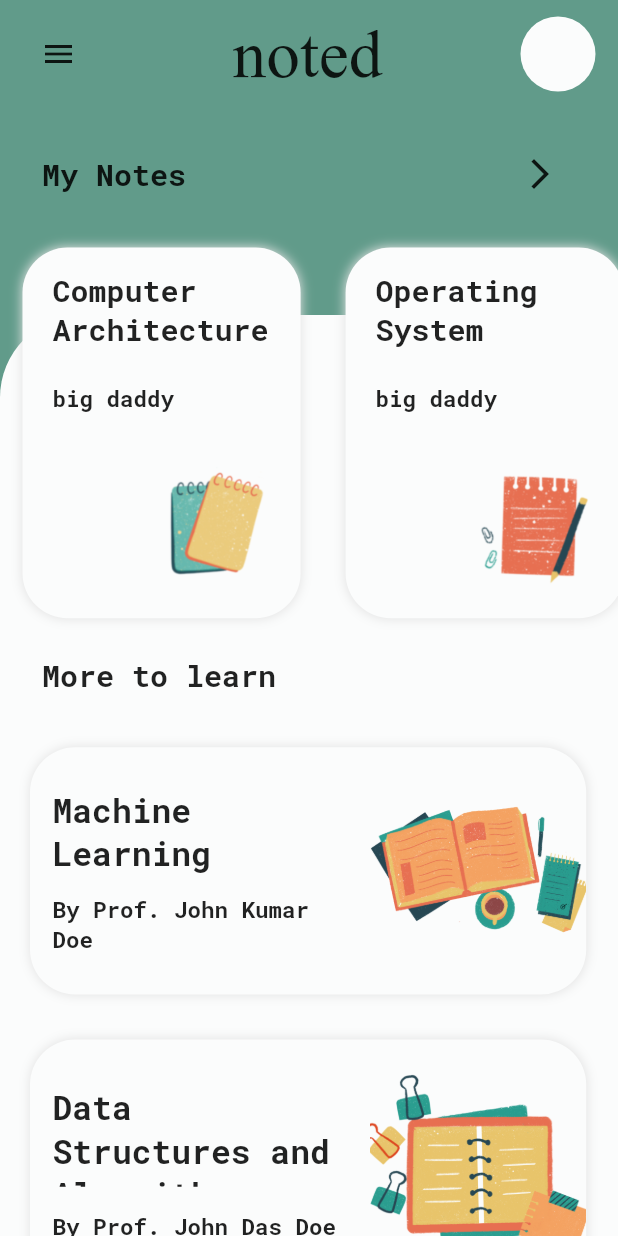
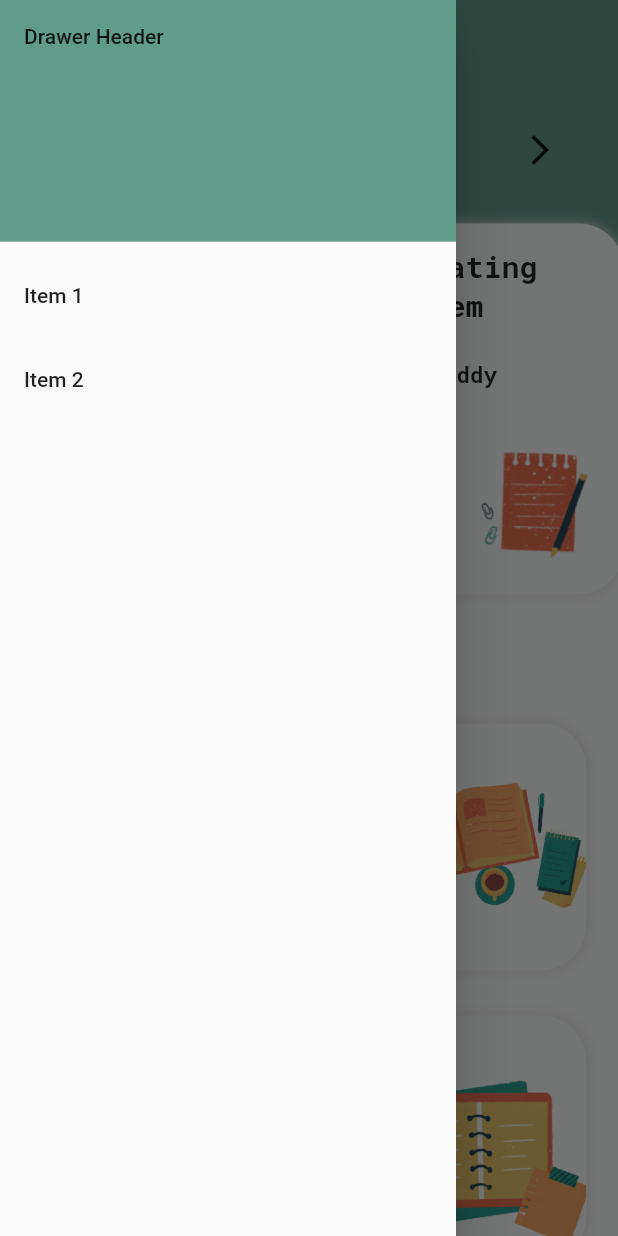
Before and after one commit to dscnsec/noted-App, a Flutter app: the HomePage screen opened directly, with the side drawer open (before the commit the screen has no drawer), on a phone screen of 412 x 824 dp. Run offline on Flutter 3.47's test engine with Material 2 defaults, Android fonts, the phone set to English and light mode, and no system bars; our stand-ins replace font_awesome_flutter, page_transition, slider_button.

Commit message:
Appbar and drawer

```diff
--- a/lib/home_page.dart
+++ b/lib/home_page.dart
@@ -4,8 +4,6 @@
 import './explore_page.dart';
 import 'package:page_transition/page_transition.dart';
 import 'package:font_awesome_flutter/font_awesome_flutter.dart';
-
-
 
 class HomePage extends StatefulWidget {
   @override
@@ -18,16 +16,63 @@
     return SafeArea(
       child: Scaffold(
           backgroundColor: Color(0xFF619b8a),
+          appBar: AppBar(
+            title: Text(
+              'noted',
+              style: TextStyle(
+                  fontSize: 38.0,
+                  fontFamily: 'timesnewroman',
+                  fontWeight: FontWeight.bold),
+            ),
+            centerTitle: true,
+            elevation: 0,
+            backgroundColor: Color(0xFF619b8a),
+          ),
+          drawer: Drawer(
+            child: ListView(
+              // Important: Remove any padding from the ListView.
+              padding: EdgeInsets.zero,
+              children: <Widget>[
+                DrawerHeader(
+                  child: Text('Drawer Header'),
+                  decoration: BoxDecoration(
+                    color: Color(0xFF619b8a),
+                  ),
+                ),
+                ListTile(
+                  title: Text('Item 1'),
+                  onTap: () {
+                    // Update the state of the app.
+                    // ...
+                    Navigator.pop(context);
+                  },
+                ),
+                ListTile(
+                  title: Text('Item 2'),
+                  onTap: () {
+                    // Update the state of the app.
+                    // ...
+                  },
+                ),
+              ],
+            ),
+          ),
+          //my wasteful attempt at drawer no.1
+
           body: ListView(
             children: <Widget>[
-              Padding(
+              //Did i just comment out the entire pseudo app bar? yes :O
+              /*Padding(
                 padding: EdgeInsets.symmetric(horizontal: 15.0, vertical: 10.0),
                 child: Row(
                   mainAxisAlignment: MainAxisAlignment.spaceBetween,
                   children: <Widget>[
-                    IconButton(icon: Icon(Icons.menu), onPressed: () {
-                      Navigator.push(context, PageTransition(type: PageTransitionType.leftToRight, child: ExplorePage()));
-                    }),
+                    IconButton(
+                        icon: Icon(Icons.menu),
+                        onPressed: () {
+                          //_scaffoldState.currentState.openDrawer();
+                          //Navigator.push(context, PageTransition(type: PageTransitionType.leftToRight, child: ExplorePage()));
+                        }),
                     Text(
                       'noted',
                       style: TextStyle(
@@ -41,7 +86,7 @@
                     )
                   ],
                 ),
-              ),
+              ),*/
               Padding(
                 padding: EdgeInsets.only(
                   left: 28.0,
@@ -59,7 +104,8 @@
                           fontFamily: 'RobotoMono',
                           fontWeight: FontWeight.bold),
                     ),
-                    IconButton(icon: Icon(Icons.arrow_forward_ios), onPressed: (){})
+                    IconButton(
+                        icon: Icon(Icons.arrow_forward_ios), onPressed: () {})
                     // Text(
                     //   '-->',
                     //   style: TextStyle(
```
